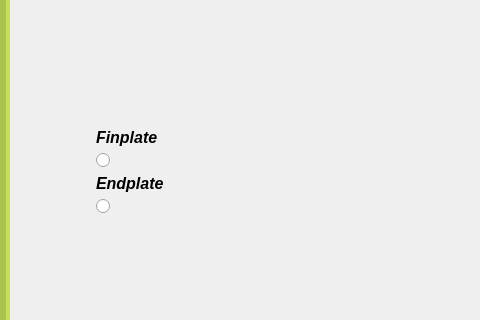
The window that OsdagMainPage.ui (GreatDevelopers/osdag-core) describes before a commit, drawn with Qt 5; both pictures show x 299 to 779 and y 283 to 603 of the 1265 by 909 pixel window.
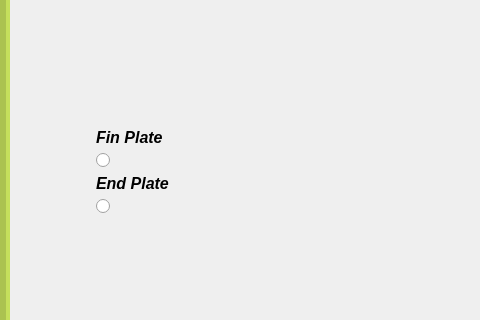
The same window after the commit. Icons and pictures are not drawn.

Commit message: update name style

Patch:
```diff
--- a/OsdagMainPage.ui
+++ b/OsdagMainPage.ui
@@ -738,7 +738,7 @@
                  <string>Shift+F</string>
                 </property>
                 <property name="text">
-                 <string>Finplate</string>
+                 <string>Fin Plate</string>
                 </property>
                </widget>
               </item>
@@ -900,7 +900,7 @@
                  <string>Shift+E</string>
                 </property>
                 <property name="text">
-                 <string>Endplate</string>
+                 <string>End Plate</string>
                 </property>
                </widget>
               </item>
```
The commit also changes 1 other file.
